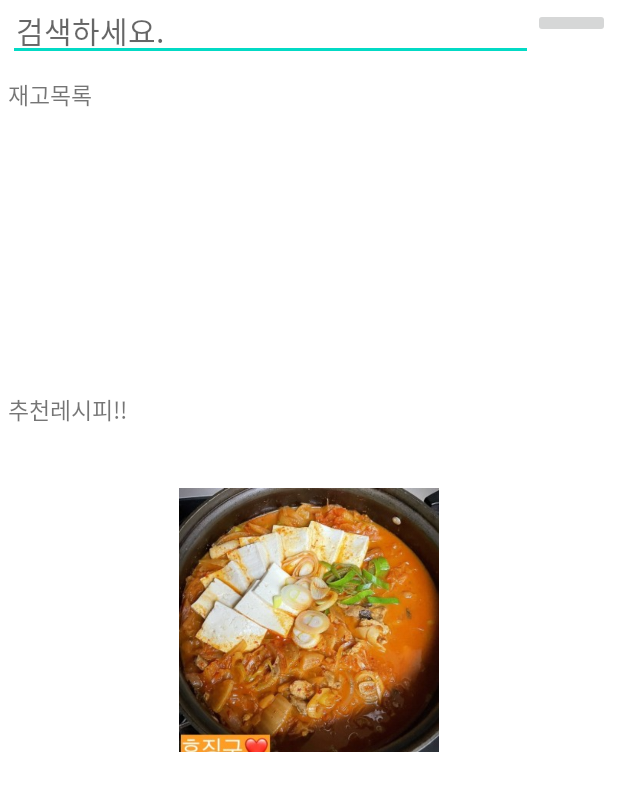
After one commit to hoho-97/PlzManageMyFridge, an Android app: the OrderActivity screen opened directly, with no data from a screen before it, on a phone screen of 412 x 824 dp. The commit adds this screen. Shown: the top 791 px of the screen. Run offline under Robolectric (Android 15) with nearby library versions, the phone set to English and light mode, and no system bars.

Commit message:
김지원

```diff
--- a/app/src/main/AndroidManifest.xml
+++ b/app/src/main/AndroidManifest.xml
@@ -16,6 +16,9 @@
                 <category android:name="android.intent.category.LAUNCHER" />
             </intent-filter>
         </activity>
+        <activity
+            android:name=".OrderActivity"
+            android:label="order 액티비티" />
     </application>
 
 </manifest>
--- a/app/src/main/java/com/example/nengzanggo2/MainActivity.kt
+++ b/app/src/main/java/com/example/nengzanggo2/MainActivity.kt
@@ -1,11 +1,25 @@
 package com.example.nengzanggo2
-
+import android.content.Intent
+import android.net.Uri
 import androidx.appcompat.app.AppCompatActivity
 import android.os.Bundle
+import android.view.Gravity
+import android.view.ViewGroup
+import android.view.animation.AnimationUtils
+import android.widget.*
 
 class MainActivity : AppCompatActivity() {
+
     override fun onCreate(savedInstanceState: Bundle?) {
         super.onCreate(savedInstanceState)
         setContentView(R.layout.activity_main)
+
+        var img3 : ImageButton
+        img3 = findViewById(R.id.imageButton3)
+
+        img3.setOnClickListener{
+            var intent = Intent(applicationContext,OrderActivity::class.java)
+            startActivity(intent)
+        }
     }
 }
--- /dev/null
+++ b/app/src/main/java/com/example/nengzanggo2/OrderActivity.kt
@@ -0,0 +1,66 @@
+package com.example.nengzanggo2
+import android.app.Activity
+import android.content.Intent
+import android.net.Uri
+import androidx.appcompat.app.AppCompatActivity
+import android.os.Bundle
+import android.view.Gravity
+import android.view.ViewGroup
+import android.view.animation.AnimationUtils
+import android.widget.*
+
+class OrderActivity : Activity() {
+
+    override fun onCreate(savedInstanceState: Bundle?) {
+        super.onCreate(savedInstanceState)
+        setContentView(R.layout.order)
+
+        title="주문!!"
+        var Edit1 : EditText
+        var image1 : ImageButton
+
+        Edit1 = findViewById(R.id.Edit1)
+        image1 = findViewById(R.id.imageButton)
+
+        image1.setOnClickListener {
+            var text = Edit1.text.toString()
+            var intent = Intent(Intent.ACTION_VIEW, Uri.parse("https://www.coupang.com/np/search?component=&q=${text}&channel=user/"))
+            startActivity(intent)
+        }
+
+        val titleArr = arrayOf("된장찌개", "김치찌개", "순두부찌개", "제육볶음")
+        var imageList = intArrayOf(
+            R.drawable.img1,
+            R.drawable.img2,
+            R.drawable.img3,
+            R.drawable.img4
+        )
+
+        var viewFlipper1 : ViewFlipper = findViewById(R.id.viewFlipper1)
+        viewFlipper1.inAnimation = AnimationUtils.loadAnimation(this, android.R.anim.slide_in_left)
+        viewFlipper1.outAnimation = AnimationUtils.loadAnimation(this, android.R.anim.slide_out_right)
+
+        for (image in imageList) {
+            val imageView = ImageView(this)
+            val layoutParams = FrameLayout.LayoutParams(
+                ViewGroup.LayoutParams.MATCH_PARENT,
+                ViewGroup.LayoutParams.WRAP_CONTENT
+            )
+            layoutParams.setMargins(30,30,30,0)
+            layoutParams.gravity= Gravity.CENTER
+            imageView.layoutParams=layoutParams
+            imageView.setImageResource(image)
+            viewFlipper1.addView(imageView)
+        }
+
+        /*for (String in titleArr) {
+            var tempText : TextView = TextView(this)
+            tempText.gravity = Gravity.CENTER_HORIZONTAL
+            tempText.text = String
+            viewFlipper1.addView(tempText)
+        }*/
+
+        viewFlipper1.flipInterval = 2000
+        viewFlipper1.startFlipping()
+    }
+}
--- a/app/src/main/res/layout/activity_main.xml
+++ b/app/src/main/res/layout/activity_main.xml
@@ -39,10 +39,4 @@
             android:background="@android:color/holo_green_light"
             app:srcCompat="@drawable/rfg_icon" />
     </LinearLayout>
-
-    <Button
-        android:id="@+id/button"
-        android:layout_width="match_parent"
-        android:layout_height="wrap_content"
-        android:text="Button" />
 </LinearLayout>
--- /dev/null
+++ b/app/src/main/res/layout/order.xml
@@ -0,0 +1,69 @@
+<?xml version="1.0" encoding="utf-8"?>
+<LinearLayout xmlns:android="http://schemas.android.com/apk/res/android"
+    xmlns:app="http://schemas.android.com/apk/res-auto"
+    xmlns:tools="http://schemas.android.com/tools"
+    android:layout_width="match_parent"
+    android:layout_height="match_parent"
+    tools:context=".MainActivity"
+    android:orientation="vertical">
+
+    <LinearLayout
+        android:layout_width="match_parent"
+        android:layout_height="35dp"
+        android:layout_margin="5dp"
+        android:orientation="horizontal">
+
+        <EditText
+            android:id="@+id/Edit1"
+            android:layout_width="wrap_content"
+            android:layout_height="match_parent"
+            android:layout_weight="9"
+            android:textSize="20dp"
+            android:hint="검색하세요."
+            android:padding="5dp" />
+
+        <ImageButton
+            android:id="@+id/imageButton"
+            android:layout_width="wrap_content"
+            android:layout_height="wrap_content"
+            android:layout_weight="1"
+            app:srcCompat="@android:drawable/ic_menu_search" />
+
+    </LinearLayout>
+
+    <LinearLayout
+        android:layout_width="match_parent"
+        android:layout_height="676dp"
+        android:orientation="vertical">
+
+        <TextView
+            android:id="@+id/textView"
+            android:layout_width="match_parent"
+            android:layout_height="wrap_content"
+            android:layout_margin="5dp"
+            android:textSize="15dp"
+            android:text="재고목록" />
+
+        <ScrollView
+            android:layout_width="match_parent"
+            android:layout_height="165dp"
+            android:layout_margin="5dp" />
+
+        <TextView
+            android:id="@+id/textView2"
+            android:layout_width="match_parent"
+            android:layout_height="wrap_content"
+            android:text="추천레시피!!"
+            android:layout_margin="5dp"
+            android:textSize="15dp"/>
+
+        <ViewFlipper
+            android:id="@+id/viewFlipper1"
+            android:layout_width="match_parent"
+            android:layout_height="206dp"
+            android:inAnimation="@android:anim/slide_in_left"
+            android:outAnimation="@android:anim/slide_out_right"
+            android:layout_margin="5dp">
+        </ViewFlipper>
+    </LinearLayout>
+</LinearLayout>
```
Also changed, not shown: app/src/main/res/drawable-v24/img1.jpg (added), app/src/main/res/drawable-v24/img2.jpg (added), app/src/main/res/drawable-v24/img3.jpg (added), app/src/main/res/drawable-v24/img4.jpg (added).
